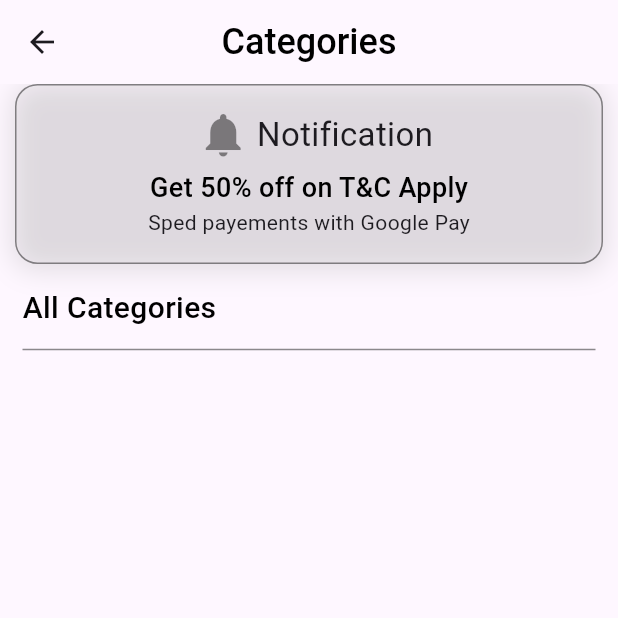
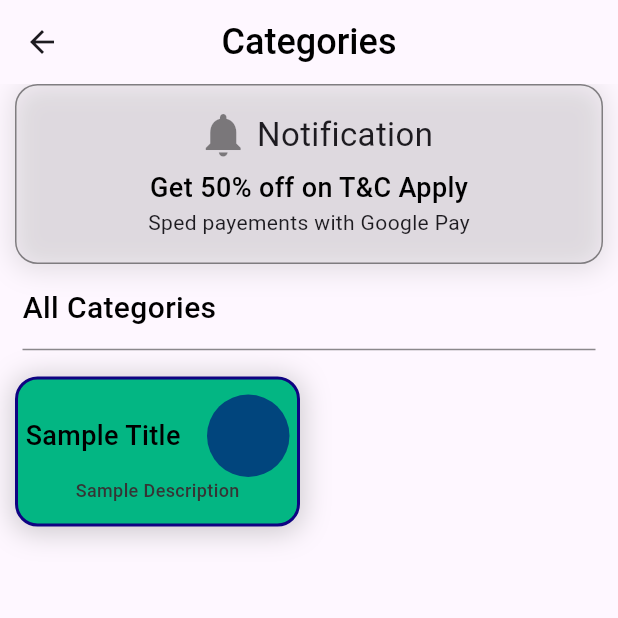
Before and after one commit to teshankalhara/demo_app-flutter, a Flutter app: the screen it shows after launch, on a phone screen of 412 x 824 dp, the top half of it. Run offline on Flutter 3.47's test engine with Material 3 defaults, Android fonts, the phone set to English and light mode, and no system bars.

Commit message:
add CategoryItem widget to CategoryPage for displaying sample details

```diff
--- a/lib/pages/category_page/category_page.dart
+++ b/lib/pages/category_page/category_page.dart
@@ -1,5 +1,6 @@
 import 'package:flutter/foundation.dart';
 import 'package:flutter/material.dart';
+import 'package:flutter_app/widgets/category_item/category_item.dart';
 import 'package:flutter_app/widgets/notification_card/notification_card.dart';
 
 class CategoryPage extends StatelessWidget {
@@ -50,6 +51,16 @@ class CategoryPage extends StatelessWidget {
                 padding: EdgeInsets.symmetric(horizontal: 5),
                 child: Divider(color: Colors.black45, thickness: 1),
               ),
+              SizedBox(height: 10),
+              CategoryItem(
+                title: 'Sample Title',
+                description: 'Sample Description',
+                titleColor: Colors.black,
+                descriptionColor: const Color.fromARGB(255, 53, 53, 53),
+                backgroundColor: const Color.fromARGB(255, 3, 182, 131),
+                borderColor: const Color.fromARGB(255, 15, 3, 130),
+                circleColor: const Color.fromARGB(255, 1, 69, 125),
+              ),
             ],
           ),
         ),
```
